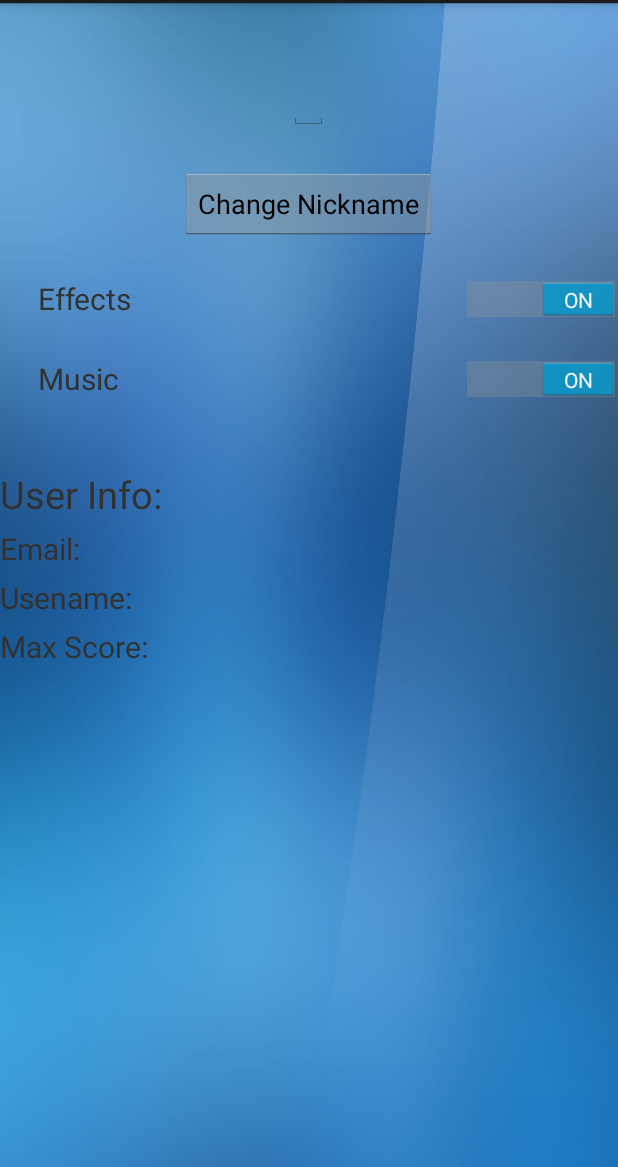
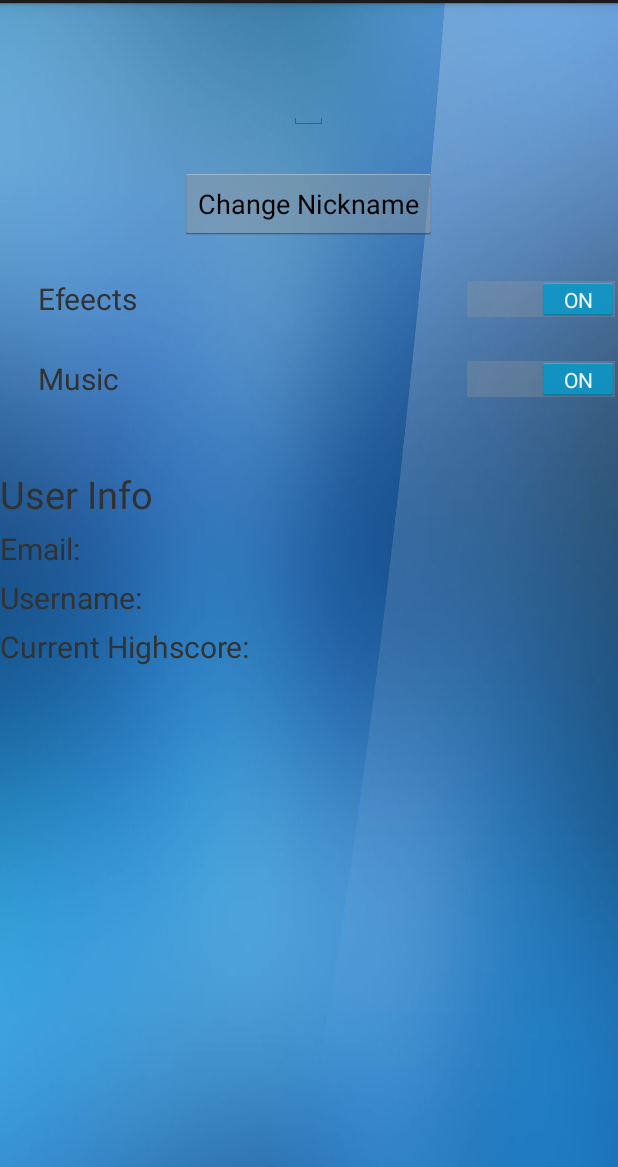
Before and after one commit to KatanMichael/MathPower, an Android app: the layout setting_screen.xml on its own in the app's theme, with its tools: preview values and no code run, on a phone screen of 412 x 824 dp, the part 69-1236 px from its top. Run offline under Robolectric (Android 15) with nearby library versions, the phone set to English and light mode, and no system bars.

```diff
--- a/app/src/main/res/layout/activity_main.xml
+++ b/app/src/main/res/layout/activity_main.xml
@@ -54,7 +54,6 @@
     <Button
         android:id="@+id/practice_btn"
         style="@style/mainButtonStyle"
-        android:layout_width="wrap_content"
         android:layout_height="wrap_content"
         android:layout_below="@id/leaderboard_btn"
         android:layout_centerHorizontal="true"
--- a/app/src/main/res/layout/setting_screen.xml
+++ b/app/src/main/res/layout/setting_screen.xml
@@ -22,7 +22,7 @@
         android:layout_below="@id/setting_nameET"
         android:layout_centerHorizontal="true"
         android:layout_marginTop="25dp"
-        android:text="@string/setting_name_btn"
+        android:text="@string/ChangeNick"
 
         />
 
@@ -41,7 +41,7 @@
         android:layout_below="@id/settings_nickname_btn"
         android:layout_marginStart="25sp"
         android:layout_marginTop="25dp"
-        android:text="Effects"
+        android:text="@string/Effects"
         android:textSize="20sp" />
 
     <Switch
@@ -59,7 +59,7 @@
         android:layout_below="@id/setting_effects_switch"
         android:layout_marginStart="25sp"
         android:layout_marginTop="25sp"
-        android:text="Music"
+        android:text="@string/Music"
         android:textSize="20sp" />
 
     <TextView
@@ -68,7 +68,7 @@
         android:layout_height="wrap_content"
         android:layout_below="@id/setting_music_switch"
         android:layout_marginTop="45sp"
-        android:text="User Info:"
+        android:text="@string/User_Info"
         android:textSize="25sp" />
 
     <TextView
@@ -77,7 +77,7 @@
         android:layout_height="wrap_content"
         android:layout_below="@id/setting_userInfo_tv"
         android:layout_marginTop="5dp"
-        android:text="Email: "
+        android:text="@string/email"
         android:textSize="20sp" />
 
     <TextView
@@ -86,16 +86,16 @@
         android:layout_height="wrap_content"
         android:layout_below="@id/setting_email_tv"
         android:layout_marginTop="5dp"
-        android:text="Usename: "
-        android:textSize="20sp" />
+        android:text="@string/username"
+         android:textSize="20sp" />
 
     <TextView
         android:id="@+id/setting_highscore_tv"
         android:layout_width="wrap_content"
         android:layout_height="wrap_content"
         android:layout_below="@id/setting_username_tv"
+        android:text="@string/CurrentHighScore"
         android:layout_marginTop="5dp"
-        android:text="Max Score: "
         android:textSize="20sp"
         />
 
--- a/app/src/main/res/values/strings.xml
+++ b/app/src/main/res/values/strings.xml
@@ -25,6 +25,12 @@
     <string name="time">Time</string>
     <string name="time_up">Times Up!</string>
 
-    <string name="setting_name_btn">Change Nickname</string>
+    <string name="User_Info">User Info</string>
+    <string name="Effects">Efeects</string>
+    <string name="Music">Music</string>
+    <string name="ChangeNick">Change Nickname</string>
+    <string name="username">"Username: "</string>
+    <string name="email">"Email: "</string>
+    <string name="CurrentHighScore">"Current Highscore: "</string>
 
 </resources>
```
Also changed, not shown: app/src/main/java/com/michaelkatan/PowerMath/SettingScreen.java (+17 -5 lines), 1 other file.
